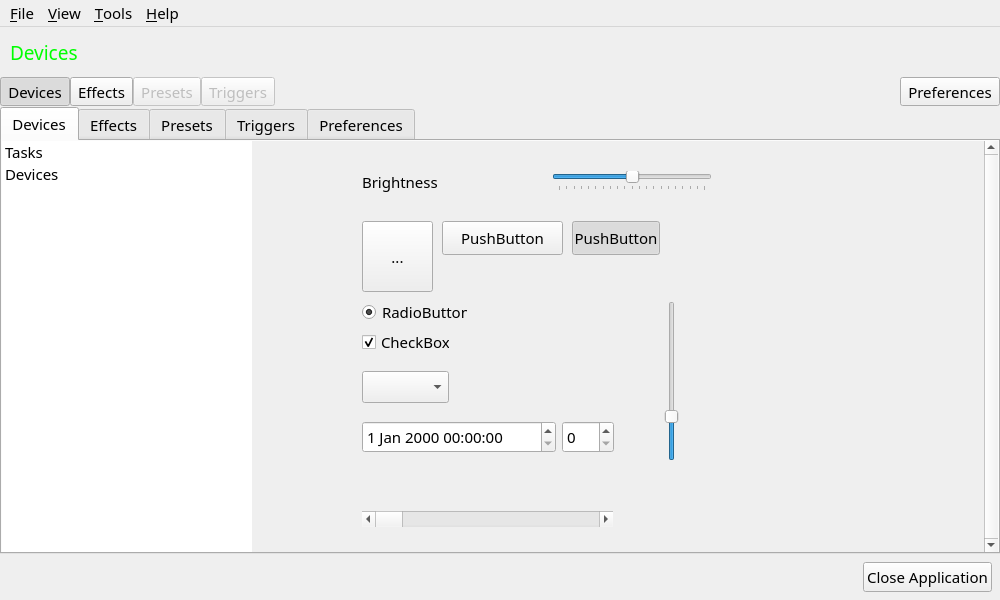
First picture: the form in data/ui/main.ui, repository polychromatic/polychromatic, before the edit.
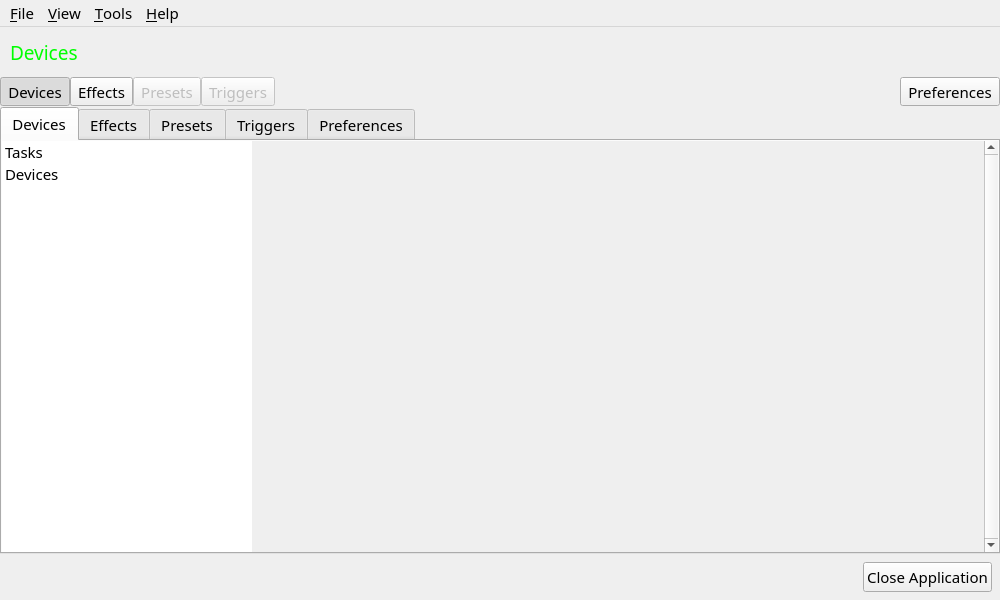
Second picture: the form after the edit. Icons and pictures are not drawn.

Diff of the .ui file:
```diff
--- a/data/ui/main.ui
+++ b/data/ui/main.ui
@@ -459,228 +459,10 @@
              <x>0</x>
              <y>0</y>
              <width>721</width>
-             <height>428</height>
+             <height>397</height>
             </rect>
            </property>
-           <widget class="QPushButton" name="pushButton">
-            <property name="enabled">
-             <bool>true</bool>
-            </property>
-            <property name="geometry">
-             <rect>
-              <x>190</x>
-              <y>80</y>
-              <width>121</width>
-              <height>34</height>
-             </rect>
-            </property>
-            <property name="text">
-             <string>PushButton</string>
-            </property>
-            <property name="iconSize">
-             <size>
-              <width>20</width>
-              <height>20</height>
-             </size>
-            </property>
-           </widget>
-           <widget class="QToolButton" name="toolButton">
-            <property name="enabled">
-             <bool>true</bool>
-            </property>
-            <property name="geometry">
-             <rect>
-              <x>110</x>
-              <y>80</y>
-              <width>71</width>
-              <height>71</height>
-             </rect>
-            </property>
-            <property name="text">
-             <string>...</string>
-            </property>
-           </widget>
-           <widget class="QRadioButton" name="radioButton">
-            <property name="enabled">
-             <bool>true</bool>
-            </property>
-            <property name="geometry">
-             <rect>
-              <x>110</x>
-              <y>160</y>
-              <width>105</width>
-              <height>22</height>
-             </rect>
-            </property>
-            <property name="text">
-             <string>RadioButton</string>
-            </property>
-            <property name="checked">
-             <bool>true</bool>
-            </property>
-           </widget>
-           <widget class="QCheckBox" name="checkBox">
-            <property name="enabled">
-             <bool>true</bool>
-            </property>
-            <property name="geometry">
-             <rect>
-              <x>110</x>
-              <y>190</y>
-              <width>88</width>
-              <height>22</height>
-             </rect>
-            </property>
-            <property name="text">
-             <string>CheckBox</string>
-            </property>
-            <property name="checked">
-             <bool>true</bool>
-            </property>
-           </widget>
-           <widget class="QComboBox" name="comboBox">
-            <property name="enabled">
-             <bool>true</bool>
-            </property>
-            <property name="geometry">
-             <rect>
-              <x>110</x>
-              <y>230</y>
-              <width>87</width>
-              <height>32</height>
-             </rect>
-            </property>
-           </widget>
-           <widget class="QDateTimeEdit" name="dateTimeEdit">
-            <property name="enabled">
-             <bool>true</bool>
-            </property>
-            <property name="geometry">
-             <rect>
-              <x>110</x>
-              <y>280</y>
-              <width>194</width>
-              <height>32</height>
-             </rect>
-            </property>
-           </widget>
-           <widget class="QPushButton" name="pushButton_2">
-            <property name="geometry">
-             <rect>
-              <x>320</x>
-              <y>80</y>
-              <width>88</width>
-              <height>34</height>
-             </rect>
-            </property>
-            <property name="text">
-             <string>PushButton</string>
-            </property>
-            <property name="checkable">
-             <bool>true</bool>
-            </property>
-            <property name="checked">
-             <bool>true</bool>
-            </property>
-           </widget>
-           <widget class="QScrollBar" name="horizontalScrollBar">
-            <property name="geometry">
-             <rect>
-              <x>110</x>
-              <y>370</y>
-              <width>251</width>
-              <height>16</height>
-             </rect>
-            </property>
-            <property name="orientation">
-             <enum>Qt::Horizontal</enum>
-            </property>
-           </widget>
-           <widget class="QSlider" name="horizontalSlider">
-            <property name="enabled">
-             <bool>true</bool>
-            </property>
-            <property name="geometry">
-             <rect>
-              <x>300</x>
-              <y>30</y>
-              <width>160</width>
-              <height>20</height>
-             </rect>
-            </property>
-            <property name="maximum">
-             <number>100</number>
-            </property>
-            <property name="singleStep">
-             <number>5</number>
-            </property>
-            <property name="value">
-             <number>50</number>
-            </property>
-            <property name="orientation">
-             <enum>Qt::Horizontal</enum>
-            </property>
-            <property name="tickPosition">
-             <enum>QSlider::TicksBelow</enum>
-            </property>
-           </widget>
-           <widget class="QSlider" name="verticalSlider">
-            <property name="enabled">
-             <bool>true</bool>
-            </property>
-            <property name="geometry">
-             <rect>
-              <x>410</x>
-              <y>160</y>
-              <width>20</width>
-              <height>160</height>
-             </rect>
-            </property>
-            <property name="value">
-             <number>25</number>
-            </property>
-            <property name="orientation">
-             <enum>Qt::Vertical</enum>
-            </property>
-            <property name="invertedAppearance">
-             <bool>false</bool>
-            </property>
-            <property name="invertedControls">
-             <bool>false</bool>
-            </property>
-            <property name="tickPosition">
-             <enum>QSlider::NoTicks</enum>
-            </property>
-           </widget>
-           <widget class="QLabel" name="label">
-            <property name="enabled">
-             <bool>true</bool>
-            </property>
-            <property name="geometry">
-             <rect>
-              <x>110</x>
-              <y>30</y>
-              <width>121</width>
-              <height>21</height>
-             </rect>
-            </property>
-            <property name="text">
-             <string>Brightness</string>
-            </property>
-           </widget>
-           <widget class="QSpinBox" name="spinBox">
-            <property name="enabled">
-             <bool>true</bool>
-            </property>
-            <property name="geometry">
-             <rect>
-              <x>310</x>
-              <y>280</y>
-              <width>52</width>
-              <height>32</height>
-             </rect>
-            </property>
-           </widget>
+           <layout class="QVBoxLayout" name="verticalLayout_2"/>
           </widget>
          </widget>
         </item>
```
Left out of the diff: 180 changed lines with no effect on the pictures.
